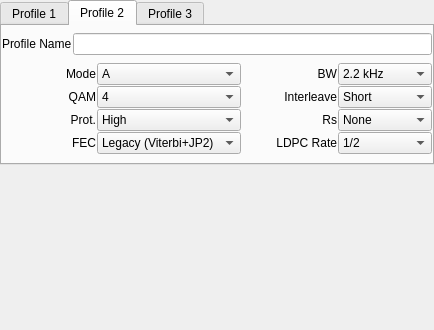
Above: src/config/drmprofileconfig.ui from hb9tob/QSSTV before the change. Below: the same form after it.
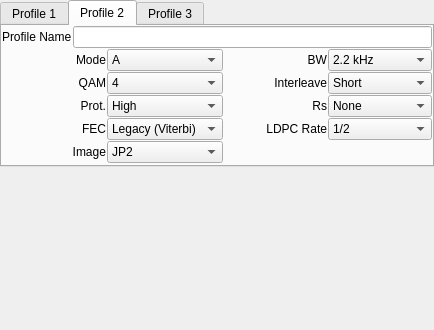
That is the form after the change.

Commit message:
Decouple image codec (JP2/AVIF) from FEC mode (Viterbi/LDPC)
New imageCodec parameter (0=JP2, 1=AVIF) independent of fecMode.
All 4 combinations now possible: Viterbi+JP2 (legacy compatible),
Viterbi+AVIF (hybrid), LDPC+JP2, LDPC+AVIF.

- drmparams: add imageCodec field, encode in mode integer (millions digit)
- Profile UI: separate FEC and Image combo boxes for all 3 profiles
- FAC bit 13: now carries imageCodec instead of fecMode
- imageviewer/drmtx: use imageCodec for JP2/AVIF selection
- RX: already detects codec from filename extension (no change needed)

The edit to the form file:
```diff
--- a/src/config/drmprofileconfig.ui
+++ b/src/config/drmprofileconfig.ui
@@ -655,7 +655,7 @@
           <widget class="QComboBox" name="drmPF2FECModeComboBox">
            <item>
             <property name="text">
-             <string>Legacy (Viterbi+JP2)</string>
+             <string>Legacy (Viterbi)</string>
             </property>
            </item>
            <item>
@@ -705,6 +705,30 @@
            </item>
           </widget>
          </item>
+         <item row="4" column="0">
+          <widget class="QLabel" name="drmPF2ImageCodecLabel">
+           <property name="text">
+            <string>Image</string>
+           </property>
+           <property name="alignment">
+            <set>Qt::AlignRight|Qt::AlignTrailing|Qt::AlignVCenter</set>
+           </property>
+          </widget>
+         </item>
+         <item row="4" column="1">
+          <widget class="QComboBox" name="drmPF2ImageCodecComboBox">
+           <item>
+            <property name="text">
+             <string>JP2</string>
+            </property>
+           </item>
+           <item>
+            <property name="text">
+             <string>AVIF</string>
+            </property>
+           </item>
+          </widget>
+         </item>
         </layout>
        </item>
       </layout>
```
Left out of the diff: 58 changed lines with no effect on the pictures. The commit also changes 9 other files.
